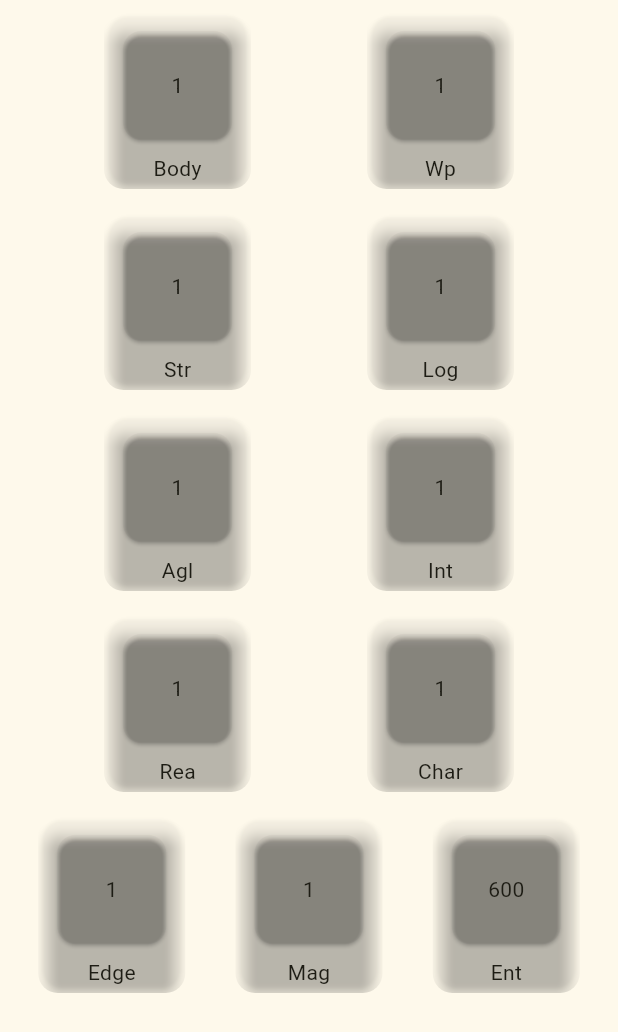
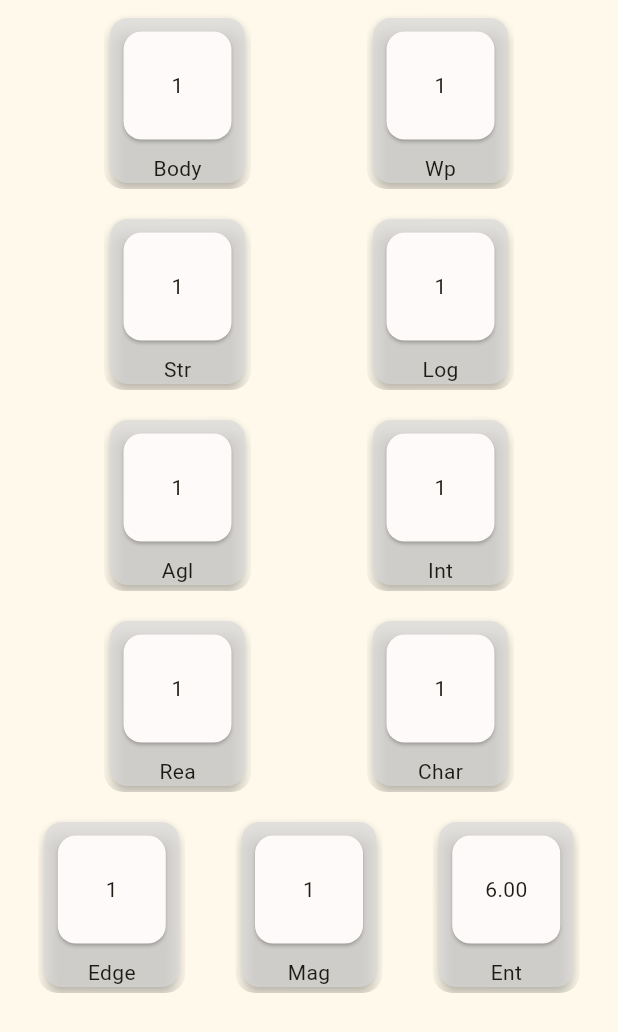
Before and after one commit to osekine/shadow-run-5e-character-sheet, a Flutter app: the screen it shows after launch, on a phone screen of 412 x 824 dp. Shown: the top 1032 px of the screen. Run offline on Flutter 3.47's test engine with Material 3 defaults, Android fonts, the phone set to English and light mode, and no system bars.

```diff
--- a/lib/widget/attribute_widget.dart
+++ b/lib/widget/attribute_widget.dart
@@ -7,28 +7,34 @@ class AttributeWidget extends StatelessWidget {
 
   @override
   Widget build(BuildContext context) {
-    return  Padding(
+    return Padding(
       padding: const EdgeInsets.all(8.0),
       child: ClipRRect(
         borderRadius: BorderRadius.circular(13),
         child: IntrinsicHeight(
           child: Card(
-              color: Color(0xD9D9D9),
+            color: Color.fromARGB(169, 217, 217, 217),
             elevation: 4.0,
             child: SizedBox(
               height: 110,
               width: 90,
-
               child: Column(
                   crossAxisAlignment: CrossAxisAlignment.center,
                   children: [
-                      Padding(padding: const EdgeInsets.all(5), child: SizedBox(width: 80, height: 80, child: ClipRRect(borderRadius: BorderRadius.circular(8), child: Card(color: Color(0xFFFAFA), child: Center(child: Text('$value')),))),
+                    Padding(
+                      padding: const EdgeInsets.all(5),
+                      child: SizedBox(
+                          width: 80,
+                          height: 80,
+                          child: ClipRRect(
+                              borderRadius: BorderRadius.circular(8),
+                              child: Card(
+                                color: Color.fromARGB(255, 255, 250, 250),
+                                child: Center(child: Text(name == 'Ent' ? '${value/100}${value%100}' : '$value')),
+                              ))),
                     ),
                     Text(name),
-
-                    ]
-                  ),
-
+                  ]),
             ),
           ),
         ),
```
Also changed, not shown: lib/model/health_model.dart (added). Lines whose indentation alone changed are shown as unchanged.
